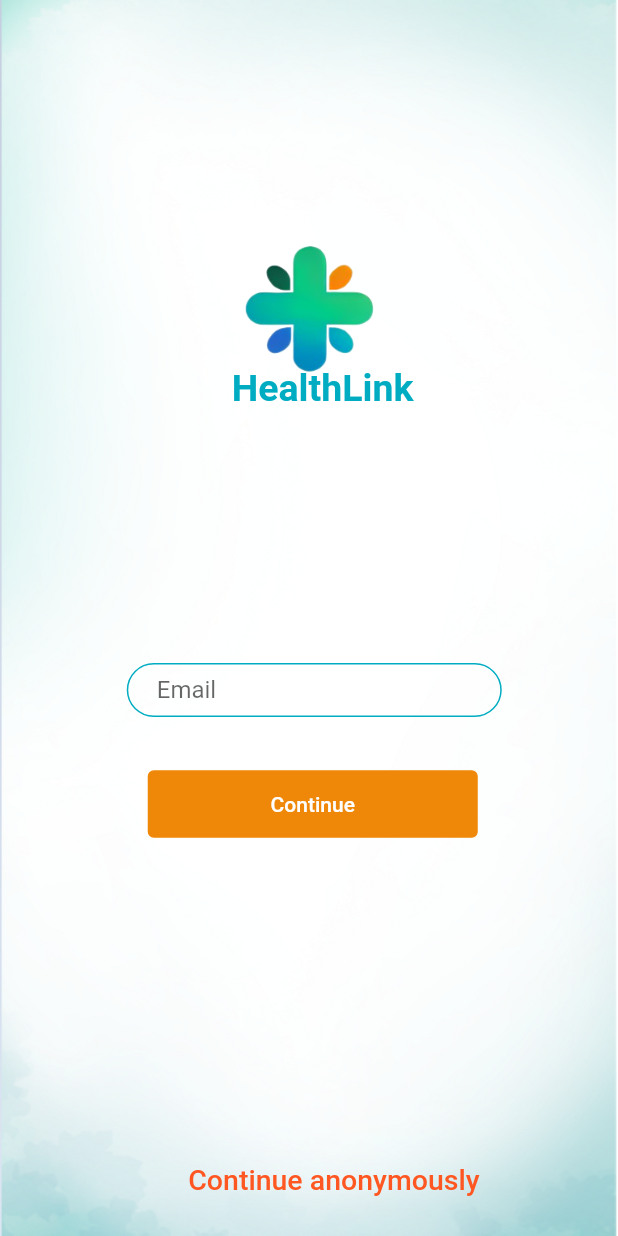
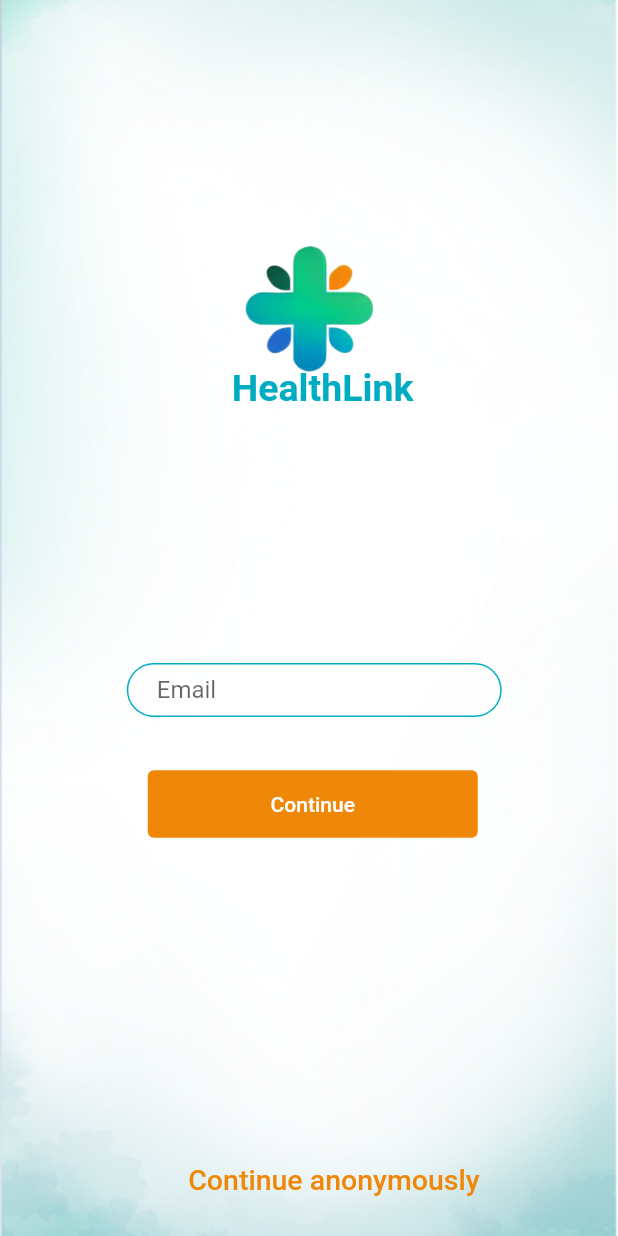
Before and after one commit to TudorRu/HealthLink, a Flutter app: the screen it shows after launch, on a phone screen of 412 x 824 dp. Run offline on Flutter 3.47's test engine with Material 2 defaults, Android fonts, the light colour scheme and no system bars.

Commit message:
changed color of anonymously button

```diff
--- a/lib/homePage.dart
+++ b/lib/homePage.dart
@@ -111,7 +111,7 @@ class HomaPage extends StatelessWidget {
                     .width - 177) / 2, child: TextButton(
                   onPressed: () {},
                   child: Text('Continue anonymously', style: TextStyle(fontWeight: FontWeight.w500,
-                      fontSize: 19)),
+                      fontSize: 19, color: Color(0xFFEF8808))),
                 ))
           ],
         )
```
